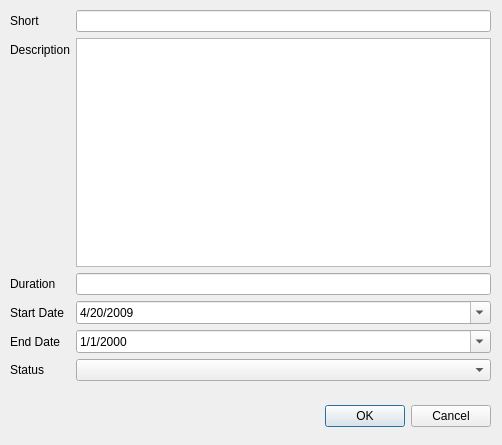
Old version of the form taskdialog.ui in the repository crossleyjuan/djon.
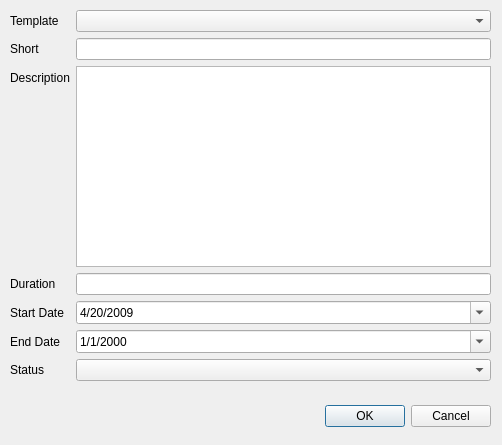
New version of the form.

Commit message: Implementacion de Templates

What changed in the file:
```diff
--- a/taskdialog.ui
+++ b/taskdialog.ui
@@ -39,52 +39,52 @@
     </rect>
    </property>
    <layout class="QFormLayout" name="formLayout">
-    <item row="0" column="0">
+    <item row="1" column="0">
      <widget class="QLabel" name="label">
       <property name="text">
        <string>Short</string>
       </property>
      </widget>
     </item>
-    <item row="0" column="1">
+    <item row="1" column="1">
      <widget class="QLineEdit" name="shortDescription"/>
     </item>
-    <item row="1" column="0">
+    <item row="2" column="0">
      <widget class="QLabel" name="label_2">
       <property name="text">
        <string>Description</string>
       </property>
      </widget>
     </item>
-    <item row="1" column="1">
+    <item row="2" column="1">
      <widget class="QTextEdit" name="description">
       <property name="html">
        <string>&lt;!DOCTYPE HTML PUBLIC &quot;-//W3C//DTD HTML 4.0//EN&quot; &quot;http://www.w3.org/TR/REC-html40/strict.dtd&quot;&gt;
 &lt;html&gt;&lt;head&gt;&lt;meta name=&quot;qrichtext&quot; content=&quot;1&quot; /&gt;&lt;style type=&quot;text/css&quot;&gt;
 p, li { white-space: pre-wrap; }
-&lt;/style&gt;&lt;/head&gt;&lt;body style=&quot; font-family:'Sans'; font-size:10pt; font-weight:400; font-style:normal;&quot;&gt;
-&lt;p style=&quot;-qt-paragraph-type:empty; margin-top:0px; margin-bottom:0px; margin-left:0px; margin-right:0px; -qt-block-indent:0; text-indent:0px;&quot;&gt;&lt;/p&gt;&lt;/body&gt;&lt;/html&gt;</string>
+&lt;/style&gt;&lt;/head&gt;&lt;body style=&quot; font-family:'Bitstream Vera Sans'; font-size:10pt; font-weight:400; font-style:normal;&quot;&gt;
+&lt;p style=&quot;-qt-paragraph-type:empty; margin-top:0px; margin-bottom:0px; margin-left:0px; margin-right:0px; -qt-block-indent:0; text-indent:0px; font-family:'Sans';&quot;&gt;&lt;/p&gt;&lt;/body&gt;&lt;/html&gt;</string>
       </property>
      </widget>
     </item>
-    <item row="2" column="0">
+    <item row="3" column="0">
      <widget class="QLabel" name="label_3">
       <property name="text">
        <string>Duration</string>
       </property>
      </widget>
     </item>
-    <item row="2" column="1">
+    <item row="3" column="1">
      <widget class="QLineEdit" name="duration"/>
     </item>
-    <item row="3" column="0">
+    <item row="4" column="0">
      <widget class="QLabel" name="label_4">
       <property name="text">
        <string>Start Date</string>
       </property>
      </widget>
     </item>
-    <item row="3" column="1">
+    <item row="4" column="1">
      <widget class="QDateEdit" name="startDate">
       <property name="displayFormat">
        <string>M/d/yyyy</string>
@@ -101,14 +101,14 @@
       </property>
      </widget>
     </item>
-    <item row="4" column="0">
+    <item row="5" column="0">
      <widget class="QLabel" name="label_5">
       <property name="text">
        <string>End Date</string>
       </property>
      </widget>
     </item>
-    <item row="4" column="1">
+    <item row="5" column="1">
      <widget class="QDateEdit" name="endDate">
       <property name="displayFormat">
        <string>M/d/yyyy</string>
@@ -118,16 +118,26 @@
       </property>
      </widget>
     </item>
-    <item row="5" column="0">
+    <item row="6" column="0">
      <widget class="QLabel" name="label_6">
       <property name="text">
        <string>Status</string>
       </property>
      </widget>
     </item>
-    <item row="5" column="1">
+    <item row="6" column="1">
      <widget class="QComboBox" name="status"/>
     </item>
+    <item row="0" column="1">
+     <widget class="QComboBox" name="cboTemplate"/>
+    </item>
+    <item row="0" column="0">
+     <widget class="QLabel" name="label_7">
+      <property name="text">
+       <string>Template</string>
+      </property>
+     </widget>
+    </item>
    </layout>
   </widget>
  </widget>
```
The commit also changes 11 other files.
